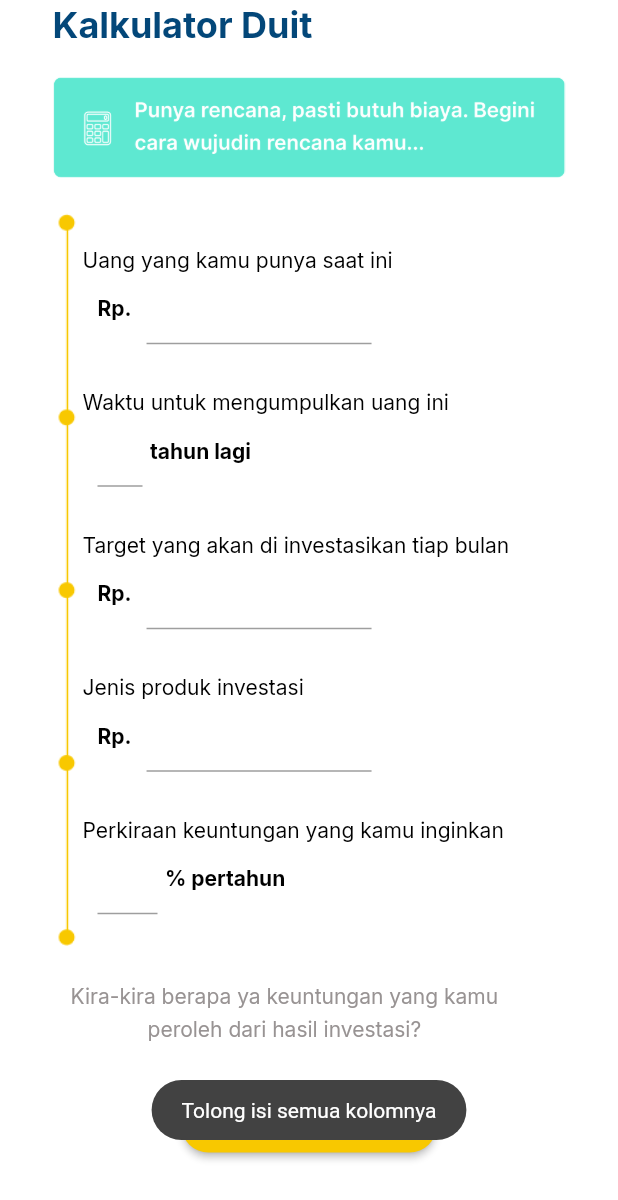
After one commit to alfaisaldwi/Flutter_e-duit, a Flutter app: the KalkulatorDuitView screen opened by its route, scrolled down 78 dp, after a tap on "Lihat Hasilnya", on a phone screen of 412 x 824 dp. The commit adds this screen. Shown: the top 1200 px of the screen. Run offline on Flutter 3.47's test engine with Material 2 defaults, Android fonts, the phone set to English and light mode, and no system bars; our stand-ins replace anim_search_bar, cloud_firestore, firebase_auth, firebase_core, firebase_storage, fluttertoast and 5 more; missing offline and left inert: flutter_custom_carousel_slider, flutter_share; accounts and stored records are empty.

Commit message:
revisi 1

```diff
--- a/lib/app/modules/home_page/views/home_page_view.dart
+++ b/lib/app/modules/home_page/views/home_page_view.dart
@@ -122,7 +122,7 @@ class HomePageView extends GetView<HomePageController> {
                         width: double.infinity,
                         //color: Colors.purple,
                         alignment: Alignment.center,
-                        padding: const EdgeInsets.all(10),
+                        padding: const EdgeInsets.all(6),
                         decoration: BoxDecoration(
                           border:
                               Border.all(color: Color(0xff5EE8D1), width: 2),
--- /dev/null
+++ b/lib/app/modules/kalkulator_duit/bindings/kalkulator_duit_binding.dart
@@ -0,0 +1,12 @@
+import 'package:get/get.dart';
+
+import '../controllers/kalkulator_duit_controller.dart';
+
+class KalkulatorDuitBinding extends Bindings {
+  @override
+  void dependencies() {
+    Get.lazyPut<KalkulatorDuitController>(
+      () => KalkulatorDuitController(),
+    );
+  }
+}
--- /dev/null
+++ b/lib/app/modules/kalkulator_duit/controllers/kalkulator_duit_controller.dart
@@ -0,0 +1,14 @@
+import 'package:flutter/cupertino.dart';
+import 'package:get/get.dart';
+import 'package:intl/intl.dart';
+class KalkulatorDuitController extends GetxController {
+  TextEditingController c_utang = TextEditingController();
+  TextEditingController c_waktu = TextEditingController();
+  TextEditingController c_target = TextEditingController();
+  TextEditingController c_perkiraan = TextEditingController();
+  TextEditingController c_jenis = TextEditingController();
+  TextEditingController c_hasil = TextEditingController();
+
+
+
+}
--- /dev/null
+++ b/lib/app/modules/kalkulator_duit/views/kalkulator_duit_view.dart
@@ -0,0 +1,350 @@
+import 'package:eduit/app/modules/kalkulator_duit/controllers/kalkulator_duit_controller.dart';
+import 'package:eduit/app/modules/kalkulator_duit/views/result_kalkulator.dart';
+import 'package:flutter/material.dart';
+import 'package:flutter/services.dart';
+import 'package:fluttertoast/fluttertoast.dart';
+import 'package:get/get.dart';
+import 'package:google_fonts/google_fonts.dart';
+import 'package:intl/intl.dart';
+
+class KalkulatorDuitView extends GetView<KalkulatorDuitController> {
+  @override
+  Widget build(BuildContext context) {
+    return Scaffold(
+      body: SingleChildScrollView(
+        child: Container(
+          color: Colors.white,
+          child: Padding(
+            padding: const EdgeInsets.only(left: 35.0, right: 35, top: 80),
+            child: Column(
+              crossAxisAlignment: CrossAxisAlignment.start,
+              children: [
+                Text(
+                  'Kalkulator Duit',
+                  textAlign: TextAlign.justify,
+                  style: GoogleFonts.inter(
+                      fontSize: 24,
+                      fontWeight: FontWeight.bold,
+                      color: Color(0xff034779)),
+                ),
+                SizedBox(
+                  height: 20,
+                ),
+                Image.asset(
+                  'assets/images/kalkulator_img.png',
+                  width: double.infinity,
+                ),
+                SizedBox(
+                  height: 20,
+                ),
+                Row(
+                  children: [
+                    Image.asset(
+                      'assets/images/kalkulator_line.png',
+                      width: 20,
+                    ),
+                    Column(
+                      crossAxisAlignment: CrossAxisAlignment.start,
+                      children: [
+                        Text(
+                          'Uang yang kamu punya saat ini',
+                          style: GoogleFonts.inter(
+                              fontSize: 14, color: Colors.black),
+                        ),
+                        Padding(
+                          padding: const EdgeInsets.only(left: 10.0),
+                          child: Row(
+                            children: [
+                              Text(
+                                'Rp.',
+                                style: GoogleFonts.inter(
+                                    fontWeight: FontWeight.bold,
+                                    fontSize: 14,
+                                    color: Colors.black),
+                              ),
+                              SizedBox(
+                                width: 10,
+                              ),
+                              Container(
+                                width: 150,
+                                child: TextFormField(
+                                  controller: controller.c_utang,
+                                  inputFormatters: [
+                                    FilteringTextInputFormatter(RegExp("[0-9]"),
+                                        allow: true),
+                                  ],
+                                  keyboardType: TextInputType.number,
+                                  decoration: InputDecoration(),
+                                ),
+                              ),
+                            ],
+                          ),
+                        ),
+                        SizedBox(
+                          height: 30,
+                        ),
+                        Column(
+                          crossAxisAlignment: CrossAxisAlignment.start,
+                          children: [
+                            Text(
+                              'Waktu untuk mengumpulkan uang ini',
+                              style: GoogleFonts.inter(
+                                  fontSize: 14, color: Colors.black),
+                            ),
+                            Padding(
+                              padding: const EdgeInsets.only(left: 10.0),
+                              child: Row(
+                                children: [
+                                  Container(
+                                    width: 30,
+                                    child: Center(
+                                      child: TextFormField(
+                                        controller: controller.c_waktu,
+                                        inputFormatters: [
+                                          FilteringTextInputFormatter(
+                                              RegExp("[0-9]"),
+                                              allow: true),
+                                        ],
+                                        keyboardType: TextInputType.number,
+                                        decoration: InputDecoration(),
+                                      ),
+                                    ),
+                                  ),
+                                  SizedBox(
+                                    width: 5,
+                                  ),
+                                  Text(
+                                    'tahun lagi',
+                                    style: GoogleFonts.inter(
+                                        fontWeight: FontWeight.bold,
+                                        fontSize: 14,
+                                        color: Colors.black),
+                                  ),
+                                ],
+                              ),
+                            ),
+                          ],
+                        ),
+                        SizedBox(
+                          height: 30,
+                        ),
+                        Column(
+                          crossAxisAlignment: CrossAxisAlignment.start,
+                          children: [
+                            Text(
+                              'Target yang akan di investasikan tiap bulan',
+                              style: GoogleFonts.inter(
+                                  fontSize: 14, color: Colors.black),
+                            ),
+                            Padding(
+                              padding: const EdgeInsets.only(left: 10.0),
+                              child: Row(
+                                children: [
+                                  Text(
+                                    'Rp.',
+                                    style: GoogleFonts.inter(
+                                        fontWeight: FontWeight.bold,
+                                        fontSize: 14,
+                                        color: Colors.black),
+                                  ),
+                                  SizedBox(
+                                    width: 10,
+                                  ),
+                                  Container(
+                                    width: 150,
+                                    child: TextFormField(
+                                      controller: controller.c_target,
+                                      inputFormatters: [
+                                        FilteringTextInputFormatter(
+                                            RegExp("[0-9]"),
+                                            allow: true),
+                                      ],
+                                      keyboardType: TextInputType.number,
+                                      decoration: InputDecoration(),
+                                    ),
+                                  ),
+                                ],
+                              ),
+                            ),
+                          ],
+                        ),
+                        SizedBox(
+                          height: 30,
+                        ),
+                        Column(
+                          crossAxisAlignment: CrossAxisAlignment.start,
+                          children: [
+                            Text(
+                              'Jenis produk investasi',
+                              style: GoogleFonts.inter(
+                                  fontSize: 14, color: Colors.black),
+                            ),
+                            Padding(
+                              padding: const EdgeInsets.only(left: 10.0),
+                              child: Row(
+                                children: [
+                                  Text(
+                                    'Rp.',
+                                    style: GoogleFonts.inter(
+                                        fontWeight: FontWeight.bold,
+                                        fontSize: 14,
+                                        color: Colors.black),
+                                  ),
+                                  SizedBox(
+                                    width: 10,
+                                  ),
+                                  Container(
+                                    width: 150,
+                                    child: TextFormField(
+                                      controller: controller.c_jenis,
+                                      inputFormatters: [
+                                        FilteringTextInputFormatter(
+                                            RegExp("[0-9]"),
+                                            allow: true),
+                                      ],
+                                      keyboardType: TextInputType.number,
+                                      decoration: InputDecoration(),
+                                    ),
+                                  ),
+                                ],
+                              ),
+                            ),
+                          ],
+                        ),
+                        SizedBox(
+                          height: 30,
+                        ),
+                        Column(
+                          crossAxisAlignment: CrossAxisAlignment.start,
+                          children: [
+                            Text(
+                              'Perkiraan keuntungan yang kamu inginkan',
+                              style: GoogleFonts.inter(
+                                  fontSize: 14, color: Colors.black),
+                            ),
+                            Padding(
+                              padding: const EdgeInsets.only(left: 10.0),
+                              child: Row(
+                                children: [
+                                  Container(
+                                    width: 40,
+                                    child: TextFormField(
+                                      inputFormatters: [
+                                        FilteringTextInputFormatter(
+                                            RegExp("[0-9]"),
+                                            allow: true),
+                                      ],
+                                      controller: controller.c_perkiraan,
+                                      keyboardType:
+                                          TextInputType.numberWithOptions(
+                                              decimal: false),
+                                      decoration: InputDecoration(),
+                                    ),
+                                  ),
+                                  SizedBox(
+                                    width: 5,
+                                  ),
+                                  Text(
+                                    '% pertahun',
+                                    style: GoogleFonts.inter(
+                                        fontWeight: FontWeight.bold,
+                                        fontSize: 14,
+                                        color: Colors.black),
+                                  ),
+                                ],
+                              ),
+                            ),
+                          ],
+                        ),
+                      ],
+                    ),
+                  ],
+                ),
+                SizedBox(
+                  height: 8,
+                ),
+                Padding(
+                  padding: const EdgeInsets.all(12.0),
+                  child: Column(
+                    children: [
+                      Text(
+                        'Kira-kira berapa ya keuntungan yang kamu',
+                        style: GoogleFonts.inter(
+                            color: Color(0xff989393), fontSize: 14),
+                      ),
+                      SizedBox(
+                        height: 5,
+                      ),
+                      Text(
+                        'peroleh dari hasil investasi?',
+                        style: GoogleFonts.inter(
+                            color: Color(0xff989393), fontSize: 14),
+                      ),
+                    ],
+                  ),
+                ),
+                SizedBox(
+                  height: 20,
+                ),
+                Center(
+                  child: Container(
+                    width: 170,
+                    child: ElevatedButton(
+                      style: ElevatedButton.styleFrom(
+                          backgroundColor: Color(0xffF8C800),
+                          shape: StadiumBorder()),
+                      child: Text(
+                        'Lihat Hasilnya',
+                        style: GoogleFonts.inter(
+                            fontSize: 12, color: Colors.black),
+                      ),
+                      onPressed: () async {
+                        if (controller.c_utang.text.isNotEmpty &&
+                            controller.c_waktu.text.isNotEmpty &&
+                            controller.c_target.text.isNotEmpty &&
+                            controller.c_perkiraan.text.isNotEmpty &&
+                            controller.c_jenis.text.isNotEmpty) {
+                          var parseUtang =
+                              int.tryParse(controller.c_utang.text);
+                          String utang =
+                              NumberFormat.decimalPattern().format(parseUtang);
+                          var parseWaktu =
+                              int.tryParse(controller.c_waktu.text);
+                          String waktu =
+                              NumberFormat.decimalPattern().format(parseWaktu);
+                          var parseTarget =
+                              int.tryParse(controller.c_target.text);
+                          String target =
+                              NumberFormat.decimalPattern().format(parseTarget);
+                          var parsePerkiraan =
+                              int.tryParse(controller.c_perkiraan.text);
+                          String perkiraan = NumberFormat.decimalPattern()
+                              .format(parsePerkiraan);
+
+                          Get.to(() => ResultKalkulatorView(),
+                              arguments: [utang, waktu, target, perkiraan]);
+                        } else {
+                          Fluttertoast.showToast(
+                            msg: 'Tolong isi semua kolomnya',
+                            toastLength: Toast.LENGTH_SHORT,
+                            gravity: ToastGravity.BOTTOM,
+                            backgroundColor: Colors.grey[800],
+                            textColor: Colors.white,
+                            fontSize: 14.0,
+                          );
+                        }
+                      },
+                    ),
+                  ),
+                ),
+                SizedBox(
+                  height: 50,
+                ),
+              ],
+            ),
+          ),
+        ),
+      ),
+    );
+  }
+}
--- a/lib/app/routes/app_pages.dart
+++ b/lib/app/routes/app_pages.dart
@@ -14,6 +14,8 @@ import 'package:eduit/app/modules/home/bindings/home_binding.dart';
 import 'package:eduit/app/modules/home/views/home_view.dart';
 import 'package:eduit/app/modules/home_page/bindings/home_page_binding.dart';
 import 'package:eduit/app/modules/home_page/views/home_page_view.dart';
+import 'package:eduit/app/modules/kalkulator_duit/bindings/kalkulator_duit_binding.dart';
+import 'package:eduit/app/modules/kalkulator_duit/views/kalkulator_duit_view.dart';
 import 'package:eduit/app/modules/kamus_keuangan_page/bindings/kamus_keuangan_page_binding.dart';
 import 'package:eduit/app/modules/kamus_keuangan_page/views/kamus_keuangan_page_view.dart';
 import 'package:eduit/app/modules/kirim_tulisan/bindings/kirim_tulisan_binding.dart';
@@ -149,5 +151,10 @@ class AppPages {
       page: () => UtangApbnView(),
       binding: UtangApbnBinding(),
     ),
+    GetPage(
+      name: _Paths.KALKULATOR_DUIT,
+      page: () => KalkulatorDuitView(),
+      binding: KalkulatorDuitBinding(),
+    ),
   ];
 }
--- a/lib/app/routes/app_routes.dart
+++ b/lib/app/routes/app_routes.dart
@@ -25,6 +25,7 @@ abstract class Routes {
   static const UTANG_BELAJAR = _Paths.UTANG_BELAJAR;
   static const UTANG_TERKINI = _Paths.UTANG_TERKINI;
   static const UTANG_APBN = _Paths.UTANG_APBN;
+  static const KALKULATOR_DUIT = _Paths.KALKULATOR_DUIT;
 }
 
 abstract class _Paths {
@@ -49,4 +50,5 @@ abstract class _Paths {
   static const UTANG_BELAJAR = '/utang-belajar';
   static const UTANG_TERKINI = '/utang-terkini';
   static const UTANG_APBN = '/utang-apbn';
+  static const KALKULATOR_DUIT = '/kalkulator-duit';
 }
--- a/lib/main.dart
+++ b/lib/main.dart
@@ -12,6 +12,9 @@ void main() async {
       debugShowCheckedModeBanner: false,
       initialRoute: AppPages.INITIAL,
       getPages: AppPages.routes,
+
+
     ),
+
   );
 }
--- a/lib/splash_binding.dart
+++ b/lib/splash_binding.dart
@@ -2,6 +2,7 @@ import 'package:eduit/app/modules/account_page/controllers/account_page_controll
 import 'package:eduit/app/modules/artikel_podcast/controllers/artikel_podcast_controller.dart';
 import 'package:eduit/app/modules/game_quiz/controllers/game_quiz_controller.dart';
 import 'package:eduit/app/modules/home_page/controllers/home_page_controller.dart';
+import 'package:eduit/app/modules/kalkulator_duit/controllers/kalkulator_duit_controller.dart';
 import 'package:eduit/app/modules/kamus_keuangan_page/controllers/kamus_keuangan_page_controller.dart';
 import 'package:eduit/app/modules/kirim_tulisan/controllers/kirim_tulisan_controller.dart';
 import 'package:eduit/app/modules/konten_edu/controllers/konten_edu_controller.dart';
@@ -52,8 +53,11 @@ class SplashBinding extends Bindings {
     Get.lazyPut<KirimTulisanController>(
       () => KirimTulisanController(),
     );
-      Get.lazyPut<UtangApbnController>(
+    Get.lazyPut<UtangApbnController>(
       () => UtangApbnController(),
+    );
+    Get.lazyPut<KalkulatorDuitController>(
+      () => KalkulatorDuitController(),
     );
   }
 }
```
Also changed, not shown: lib/app/modules/kalkulator_duit/views/result_kalkulator.dart (added, +154 -0 lines), lib/app/modules/navbar_page/views/navbar_page_view.dart (+4 -9 lines), lib/splashscreen.dart (+29 -5 lines), assets/images/Screenshot_2.png (added), assets/images/home_konsul.png, assets/images/home_kuis.png, assets/images/kalkulator_img.png (added), assets/images/kalkulator_line.png (added), assets/images/kalkulator_result_img.png (added), 1 other file.
